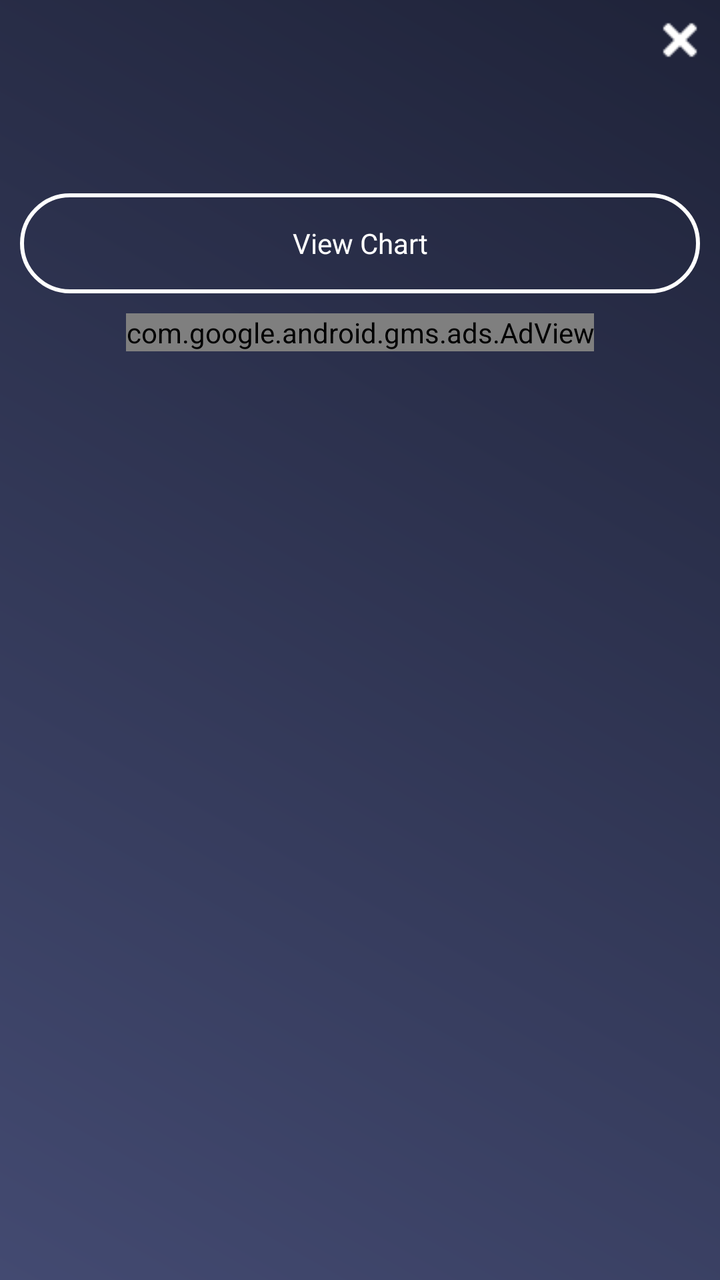
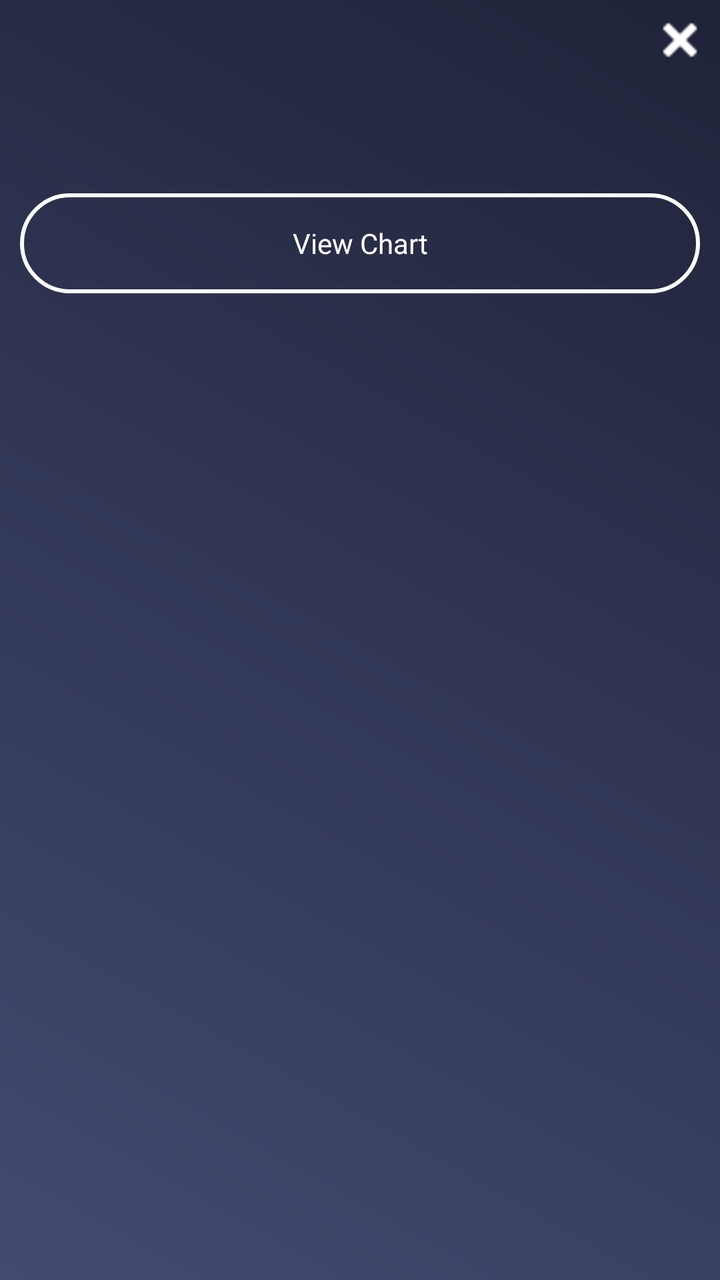

Screens rendered from an Android XML layout before and after an edit, with the pre-edit source and the edit as a unified diff.
<!-- AndroidManifest.xml: application theme AppTheme -->
<!-- res/layout/popup_heartrate.xml -->
<?xml version="1.0" encoding="utf-8"?>
<LinearLayout xmlns:android="http://schemas.android.com/apk/res/android"
    xmlns:aapt="http://schemas.android.com/aapt"
    xmlns:app="http://schemas.android.com/apk/res-auto"
    android:layout_width="280dp"
    android:layout_height="wrap_content"
    android:background="@drawable/a1_grad"
    android:orientation="vertical">

    <ImageView
        android:id="@+id/iv_close"
        android:layout_width="40dp"
        android:layout_height="40dp"
        android:layout_gravity="right"
        android:padding="8dp"
        android:src="@drawable/ic_close" />

    <TextView
        android:id="@+id/tv_ans_heartrate"
        android:layout_width="match_parent"
        android:layout_height="wrap_content"
        android:layout_marginLeft="10dp"
        android:layout_marginTop="10dp"
        android:layout_marginRight="10dp"
        android:gravity="center"
        android:paddingTop="5dp"
        android:paddingBottom="10dp"
        android:textColor="@color/white"
        android:textSize="@dimen/textsize_16"
        android:textStyle="bold" />

    <TextView
        android:id="@+id/tv_heartrate_chart"
        android:layout_width="match_parent"
        android:layout_height="50dp"
        android:layout_marginLeft="10dp"
        android:layout_marginTop="10dp"
        android:layout_marginRight="10dp"
        android:layout_marginBottom="10dp"
        android:background="@drawable/rounded_corner_button"
        android:gravity="center"
        android:padding="5dp"
        android:text="@string/View_Chart"
        android:textColor="@color/white" />

    <include
        android:id="@+id/ad_layout"
        layout="@layout/native_ad_popup"
        android:layout_width="match_parent"
        android:layout_height="wrap_content"
        android:layout_alignParentLeft="true"
        android:layout_alignParentBottom="true"
        android:layout_gravity="center" />
</LinearLayout>
<!-- res/layout/native_ad_popup.xml (included above) -->
<?xml version="1.0" encoding="utf-8"?>
<LinearLayout xmlns:android="http://schemas.android.com/apk/res/android"
    xmlns:aapt="http://schemas.android.com/aapt"
    xmlns:app="http://schemas.android.com/apk/res-auto"
    android:layout_width="match_parent"
    android:layout_height="match_parent"
    android:orientation="vertical">

    <com.google.android.gms.ads.AdView
        android:id="@+id/adView"
        android:layout_width="wrap_content"
        android:layout_height="wrap_content"
        android:layout_above="@+id/ll_footer_menu"
        android:layout_gravity="center"
        app:adSize="280x50"
        app:adUnitId="@string/banner_ad_two" />
</LinearLayout>
<!-- resources referenced by this layout -->
<resources>
  <color name="white">#ffffff</color>
  <dimen name="textsize_16">16sp</dimen>
  <!-- drawable a1_grad (drawable) -->
  <?xml version="1.0" encoding="utf-8"?>
  <shape xmlns:android="http://schemas.android.com/apk/res/android">
      <gradient
          android:angle="225"
          android:endColor="#434A71"
          android:startColor="#1F2339" />
  
  
  </shape>
  <!-- drawable ic_close: png bitmap (drawable, 258 bytes) -->
  <!-- drawable rounded_corner_button (drawable) -->
  <?xml version="1.0" encoding="utf-8"?>
  <shape xmlns:android="http://schemas.android.com/apk/res/android" xmlns:app="http://schemas.android.com/apk/res-auto" android:shape="rectangle">
      <solid android:color="@color/transperent"/>
      <stroke android:width="2dp" android:color="@color/white"/>
      <padding android:left="4dp" android:top="4dp" android:right="4dp" android:bottom="4dp"/>
      <corners android:radius="25dp"/>
  </shape>
  <string name="View_Chart">View Chart</string>
  <string name="banner_ad_two">ca-app-pub-2957577039807154/5214904011</string>
  <style name="AppTheme" parent="Theme.AppCompat.Light.DarkActionBar">
          
          <item name="colorPrimary">@color/colorPrimary</item>
          <item name="colorPrimaryDark">@color/colorPrimaryDark</item>
          <item name="colorAccent">@color/colorAccent</item>
      </style>
  <color name="transperent">#00ffffff</color>
  <color name="colorPrimary">#434A71</color>
  <color name="colorPrimaryDark">#1F2339</color>
  <color name="colorAccent">#1F2339</color>
</resources>

<!-- the commit's change to res/layout/popup_heartrate.xml (unified diff, before → after) -->
@@ -43,30 +43,13 @@
         android:text="@string/View_Chart"
         android:textColor="@color/white" />
 
-    <include
-        android:id="@+id/ad_layout"
-        layout="@layout/native_ad_popup"
+   
+
+    <LinearLayout
+        android:id="@+id/normal_ad_include"
         android:layout_width="match_parent"
         android:layout_height="wrap_content"
-        android:layout_alignParentLeft="true"
-        android:layout_alignParentBottom="true"
-        android:layout_gravity="center" />
+        android:orientation="vertical"
+        android:gravity="center"
+        android:layout_alignParentBottom="true"/>
 </LinearLayout>
-<!-- res/layout/native_ad_popup.xml (included above) -->
-<?xml version="1.0" encoding="utf-8"?>
-<LinearLayout xmlns:android="http://schemas.android.com/apk/res/android"
-    xmlns:aapt="http://schemas.android.com/aapt"
-    xmlns:app="http://schemas.android.com/apk/res-auto"
-    android:layout_width="match_parent"
-    android:layout_height="match_parent"
-    android:orientation="vertical">
-
-    <com.google.android.gms.ads.AdView
-        android:id="@+id/adView"
-        android:layout_width="wrap_content"
-        android:layout_height="wrap_content"
-        android:layout_above="@+id/ll_footer_menu"
-        android:layout_gravity="center"
-        app:adSize="280x50"
-        app:adUnitId="@string/banner_ad_two" />
-</LinearLayout>
<!-- resource entries referenced after the edit -->
@@ -22,7 +22,6 @@
       <corners android:radius="25dp"/>
   </shape>
   <string name="View_Chart">View Chart</string>
-  <string name="banner_ad_two">ca-app-pub-2957577039807154/5214904011</string>
   <style name="AppTheme" parent="Theme.AppCompat.Light.DarkActionBar">
           
           <item name="colorPrimary">@color/colorPrimary</item>
